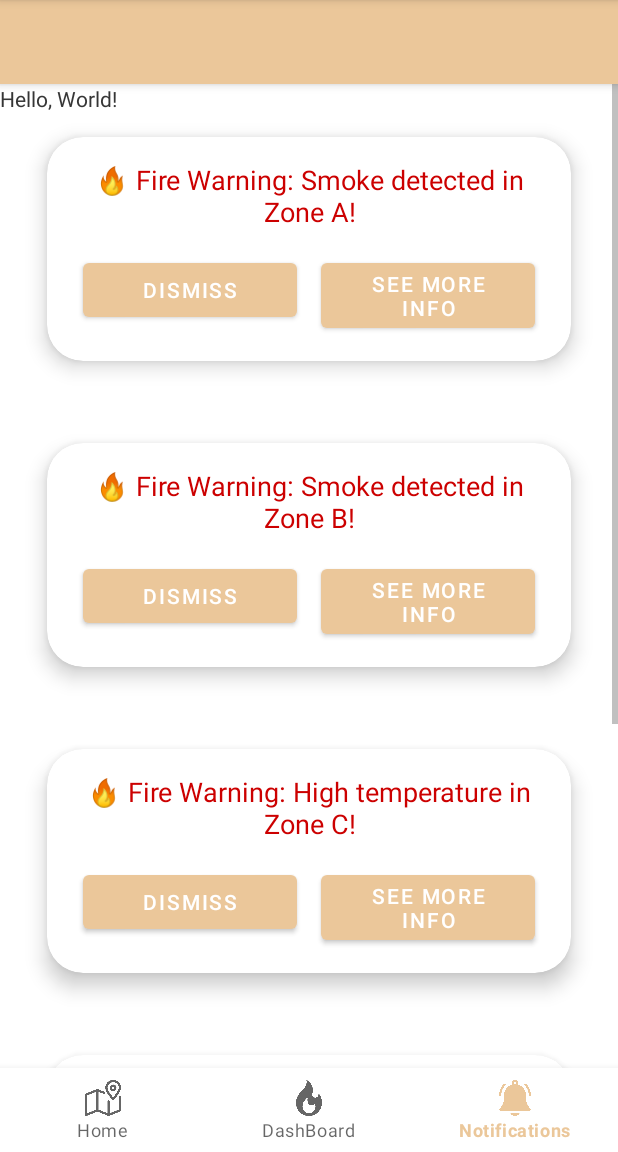
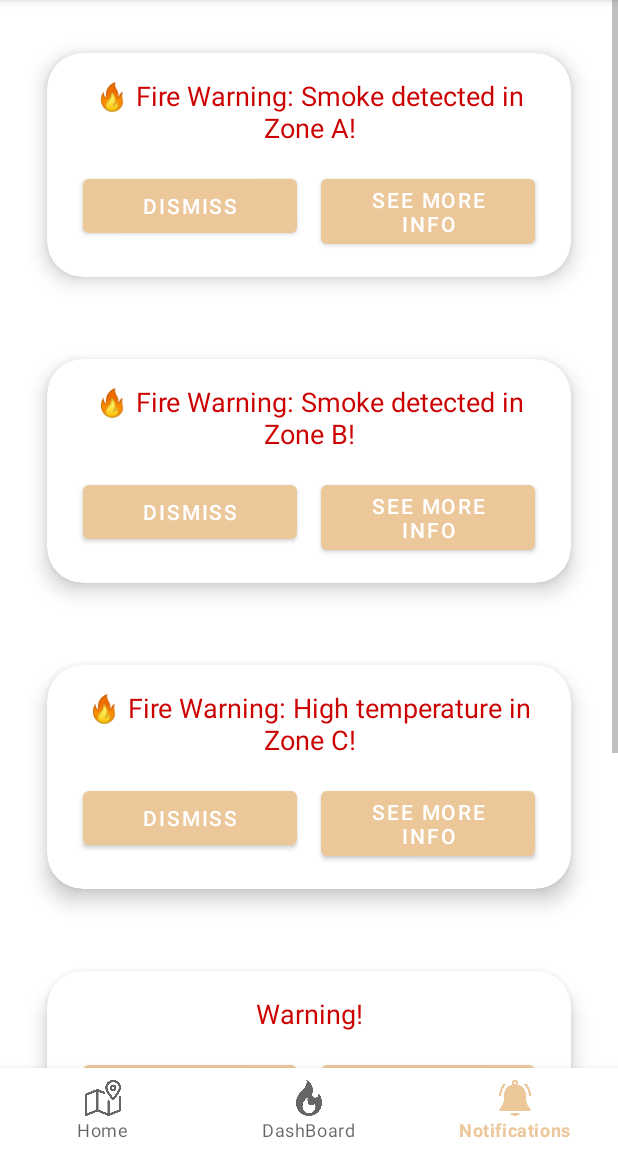
Before and after one commit to Samo849/Pyroscope, an Android app: the screen it shows after launch (MainActivity), item 3 of the bottom bar chosen, on a phone screen of 412 x 824 dp, the part 84-1236 px from its top. Run offline under Robolectric (Android 15) with nearby library versions, the phone set to English and light mode, and no system bars; our stand-ins replace Volley; network calls fail.

Commit message:
changes during meeting for MIS

```diff
--- a/app/src/main/java/com/example/fireapp/MainActivity.java
+++ b/app/src/main/java/com/example/fireapp/MainActivity.java
@@ -80,7 +80,7 @@ public class MainActivity extends AppCompatActivity {
         });
 
 
-        data = findViewById(R.id.data);
+
         //jsonTextView = findViewById(R.id.local_json);
 
 
@@ -105,8 +105,8 @@ public class MainActivity extends AppCompatActivity {
 
                         // Get new FCM registration token
                         String token = task.getResult();
-                        TextView tokenView = findViewById(R.id.token);
-                        tokenView.setText(token);
+                        // TextView tokenView = findViewById(R.id.token);
+                        // tokenView.setText(token);
                         // Toast.makeText(MainActivity.this, token, Toast.LENGTH_SHORT).show();
                     }
                 });
@@ -245,23 +245,19 @@ public class MainActivity extends AppCompatActivity {
                             isFirstRun = false;
                             periodicTask.run(); // Start the periodic task after 10 seconds
                         }
-                    }, 10 * 1000);
+                    }, 2 * 1000);
                 } else {
                     String url = "http://lukamali.com/ttn2value/data/70B3D57ED0070837.json";
                     String url2 = "http://lukamali.com/ttn2value/data/70B3D57ED0071075.json";
                     getDataFromServer(url);
                     getDataFromServer(url2);
-                    handler.postDelayed(this, 10 * 1000);
+                    handler.postDelayed(this, 120 * 1000);
                     // update snippets, etc.
                 }
             }
         };
         handler.post(periodicTask);
     }
-
-
-
-        // Load the JSON file from server
 
 
 
--- a/app/src/main/res/layout/activity_main.xml
+++ b/app/src/main/res/layout/activity_main.xml
@@ -13,13 +13,6 @@
         app:layout_constraintTop_toTopOf="parent"
         app:layout_constraintStart_toStartOf="parent"
         app:layout_constraintEnd_toEndOf="parent">
-
-        <androidx.appcompat.widget.Toolbar
-            android:id="@+id/toolbar"
-            android:layout_width="match_parent"
-            android:layout_height="?attr/actionBarSize"
-            android:background="?attr/colorPrimary"
-            app:titleTextColor="?attr/colorOnPrimary" />
 
     </com.google.android.material.appbar.AppBarLayout>
 
@@ -39,18 +32,7 @@
             android:text="Hello, World!"
             tools:ignore="MissingConstraints" />
 -->
-        <TextView
-            android:id="@+id/data"
-            android:layout_width="wrap_content"
-            android:layout_height="wrap_content"
-            android:text="Hello, World!"
-            tools:ignore="MissingConstraints" />
-        <TextView
-            android:id="@+id/token"
-            android:layout_width="wrap_content"
-            android:layout_height="wrap_content"
-            android:text="Hello, World!"
-            tools:ignore="MissingConstraints" />
+
     </FrameLayout>
 
 
```
Also changed, not shown: app/src/main/java/com/example/fireapp/ui/home/HomeFragment.java (+10 -2 lines).
